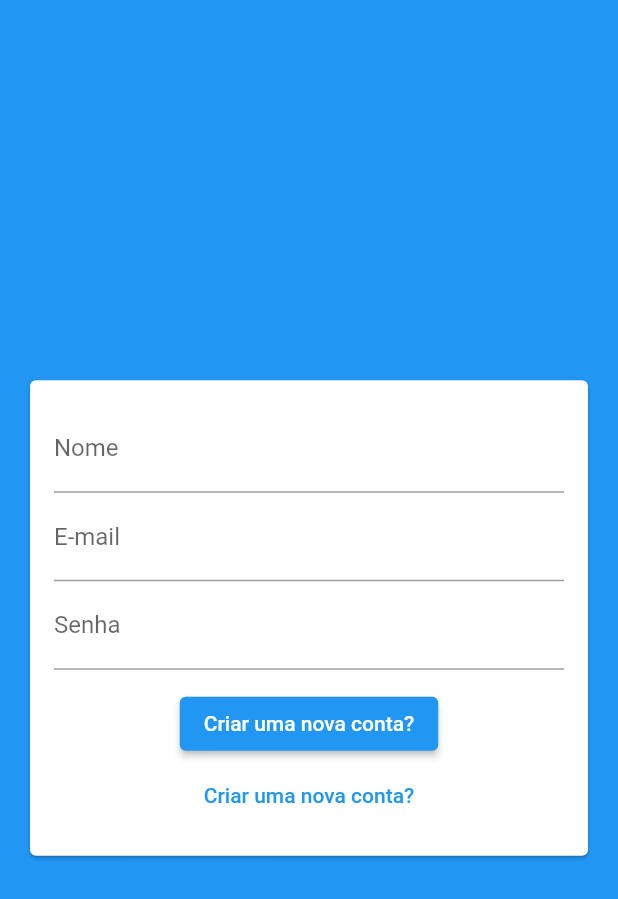
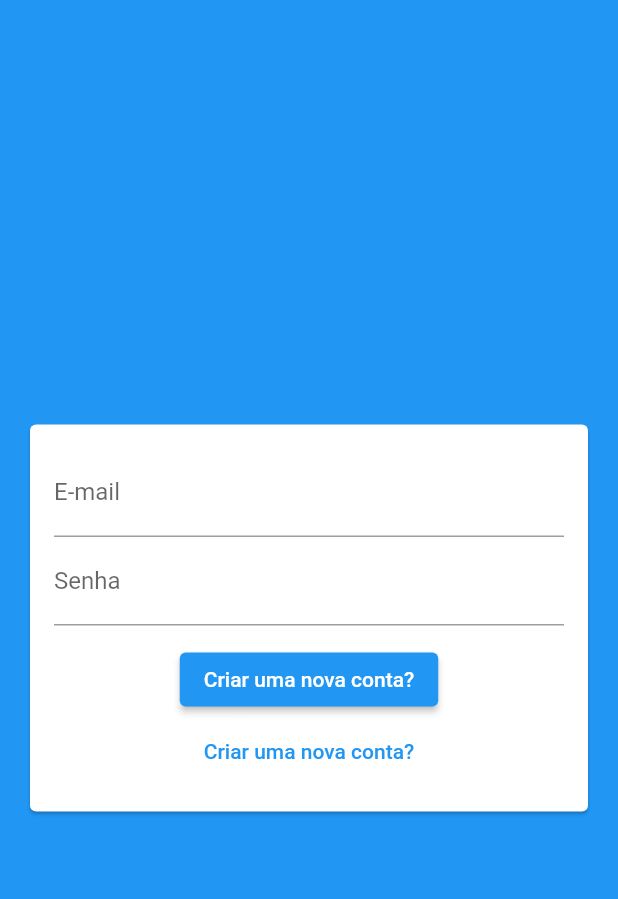
Before and after one commit to saulogusmao/proj_chat, a Flutter app: the screen it shows after launch, on a phone screen of 412 x 824 dp. Shown: the top 899 px of the screen. Run offline on Flutter 3.47's test engine with Material 2 defaults, Android fonts, the phone set to English and light mode, and no system bars.

Commit message:
Auth Form

```diff
--- a/lib/components/auth_form.dart
+++ b/lib/components/auth_form.dart
@@ -29,9 +29,10 @@ class _AuthFormState extends State<AuthForm> {
           key: _formKey,
           child: Column(
             children: [
-              TextFormField(
-                decoration: InputDecoration(labelText: 'Nome'),
-              ),
+              if (_formData.isSignup)
+                TextFormField(
+                  decoration: InputDecoration(labelText: 'Nome'),
+                ),
               TextFormField(
                 decoration: InputDecoration(labelText: 'E-mail'),
               ),
```
